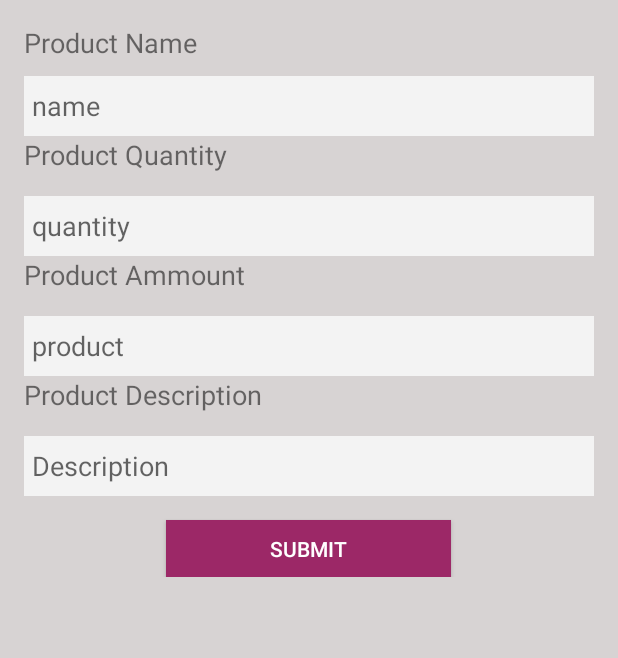
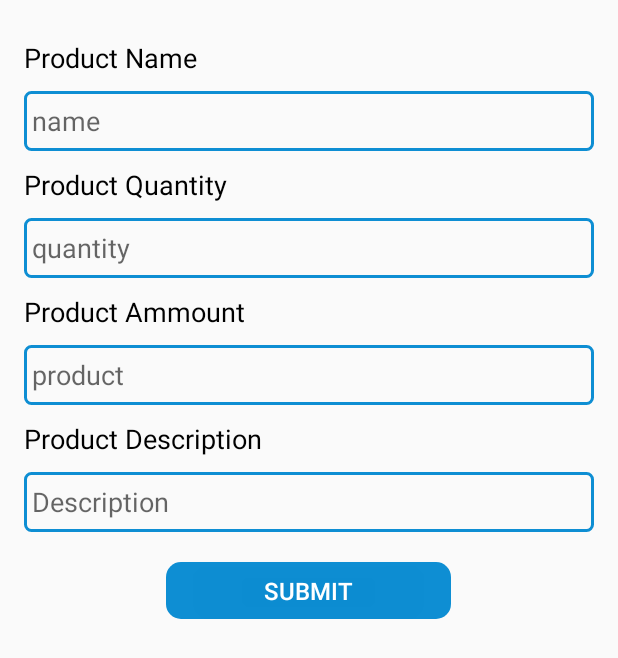
Before and after one commit to Chander-Shekhar-18/Print_India_Mart, an Android app: the EditProduct_Seller screen opened directly, with no data from a screen before it, on a phone screen of 412 x 824 dp. Shown: the top 658 px of the screen. Run offline under Robolectric (Android 15) with nearby library versions, the phone set to English and light mode, and no system bars; Roboto replaces fonts that are not available here; 5 statements that could not run were skipped.

Commit message:
Product Seller

```diff
--- a/app/src/main/res/layout/activity_edit__banner.xml
+++ b/app/src/main/res/layout/activity_edit__banner.xml
@@ -5,30 +5,35 @@
     android:layout_width="match_parent"
     android:layout_height="match_parent"
     tools:context="com.zaptas.printindiamart.seller.Update_Banner">
+
     <LinearLayout
+        android:id="@+id/l1"
         android:layout_width="match_parent"
+        android:layout_height="match_parent"
         android:gravity="center"
-        android:id="@+id/l1"
-        android:orientation="vertical"
-        android:layout_height="match_parent">
+        android:orientation="vertical">
+
         <TextView
-            android:background="#ffffff"
-            android:layout_width="wrap_content"
+            android:layout_width="180dp"
+            android:layout_height="wrap_content"
+            android:layout_marginLeft="50dp"
+            android:layout_marginRight="50dp"
+            android:background="@drawable/edt_text"
+            android:drawableLeft="@drawable/upload"
+            android:onClick="upload_image"
             android:text=" Image Upload"
-            android:onClick="upload_image"
+
             android:textSize="20dp"
-            android:textStyle="bold"
-            android:layout_height="wrap_content"
-            android:layout_gravity="center"
-            android:drawableLeft="@drawable/upload"/>
+            android:textStyle="bold" />
 
         <Button
+            android:layout_width="150dp"
+            android:layout_height="60dp"
+            android:layout_margin="30dp"
             android:layout_marginTop="50dp"
-            android:layout_width="150dp"
-            android:layout_margin="30dp"
+            android:background="@drawable/custom_button"
             android:text="Submit"
             android:textColor="#ffffff"
-            android:background="#9c2867"
-            android:layout_height="60dp" />
+            android:textSize="16sp" />
     </LinearLayout>
 </RelativeLayout>
--- a/app/src/main/res/layout/activity_edit_product__seller.xml
+++ b/app/src/main/res/layout/activity_edit_product__seller.xml
@@ -1,143 +1,112 @@
 <?xml version="1.0" encoding="utf-8"?>
-<ScrollView
-    xmlns:android="http://schemas.android.com/apk/res/android"
+<ScrollView xmlns:android="http://schemas.android.com/apk/res/android"
     xmlns:tools="http://schemas.android.com/tools"
     android:id="@+id/scrollView1"
     android:layout_width="fill_parent"
-    android:background="#d7d3d3"
-    android:layout_height="fill_parent" >
+    android:layout_height="fill_parent">
+
     <LinearLayout
-
         android:layout_width="fill_parent"
         android:layout_height="fill_parent"
+        android:orientation="vertical">
 
-        android:orientation="vertical"
-        >
-
-
-
-
-
-
-        <LinearLayout android:layout_width="fill_parent"
+        <LinearLayout
+            android:layout_width="fill_parent"
             android:layout_height="fill_parent"
             android:layout_marginLeft="16dp"
             android:layout_marginTop="16dp"
             android:layout_marginRight="16dp"
             android:layout_marginBottom="30dp"
-            android:orientation="vertical"
+            android:orientation="vertical">
 
-            >
             <TextView
                 android:layout_width="wrap_content"
                 android:layout_height="wrap_content"
                 android:text="Product Name"
-                android:textSize="18sp"
+                android:layout_marginTop="10dp"
+                android:textColor="#000"
+                android:textSize="18sp" />
 
-                />
-            <EditText android:layout_width="fill_parent"
+            <EditText
                 android:id="@+id/pname"
+                android:layout_width="fill_parent"
                 android:layout_height="40dp"
+                android:layout_marginTop="10dp"
+                android:background="@drawable/edt_text"
                 android:hint="name"
-                android:background="#f3f3f3"
-                android:paddingLeft="5dp"
-                android:layout_marginTop="10dp"/>
+                android:paddingLeft="5dp" />
+
             <TextView
                 android:layout_width="wrap_content"
                 android:layout_height="wrap_content"
                 android:text="Product Quantity"
-                android:textSize="18sp"
+                android:layout_marginTop="10dp"
+                android:textColor="#000"
+                android:textSize="18sp" />
 
-                />
+            <EditText
+                android:id="@+id/pquantity"
+                android:layout_width="fill_parent"
+                android:layout_height="40dp"
+                android:layout_marginTop="10dp"
+                android:background="@drawable/edt_text"
+                android:hint="quantity"
+                android:paddingLeft="5dp" />
 
-            <EditText android:layout_width="fill_parent"
-                android:layout_height="40dp"
-                android:hint="quantity"
-                android:id="@+id/pquantity"
-                android:background="#f3f3f3"
-                android:paddingLeft="5dp"
-                android:layout_marginTop="15dp"/>
             <TextView
                 android:layout_width="wrap_content"
                 android:layout_height="wrap_content"
                 android:text="Product Ammount"
+                android:layout_marginTop="10dp"
                 android:textSize="18sp"
+                android:textColor="#000"
+                />
 
-                />
-            <EditText android:layout_width="fill_parent"
+            <EditText
+                android:id="@+id/ammount"
+                android:layout_width="fill_parent"
                 android:layout_height="40dp"
+                android:layout_marginTop="10dp"
+                android:background="@drawable/edt_text"
                 android:hint="product"
-                android:id="@+id/ammount"
-                android:background="#f3f3f3"
-                android:paddingLeft="5dp"
-                android:layout_marginTop="15dp"/>
+                android:paddingLeft="5dp" />
+
             <TextView
                 android:layout_width="wrap_content"
                 android:layout_height="wrap_content"
                 android:text="Product Description"
                 android:textSize="18sp"
-
-                />
-            <EditText android:layout_width="fill_parent"
-                android:layout_height="40dp"
-                android:hint="Description"
-                android:id="@+id/desc"
-                android:background="#f3f3f3"
-                android:paddingLeft="5dp"
-                android:layout_marginTop="15dp"/>
-
-          <!--  <TextView
-                android:layout_width="wrap_content"
-                android:layout_height="wrap_content"
-                android:text="Category"
-                android:textSize="18sp"
-
-                />
-            <EditText android:layout_width="fill_parent"
-                android:layout_height="40dp"
-                android:hint="category"
-                android:background="#f3f3f3"
-                android:paddingLeft="5dp"
-                android:layout_marginTop="15dp"/>
-
-
-
-            <TextView
-                android:layout_width="wrap_content"
-                android:layout_height="wrap_content"
-                android:text="Address"
-                android:textSize="18sp"
-
+                android:layout_marginTop="10dp"
+                android:textColor="#000"
                 />
 
-
-            <EditText android:layout_width="fill_parent"
+            <EditText
+                android:id="@+id/desc"
+                android:layout_width="fill_parent"
                 android:layout_height="40dp"
-                android:hint="address"
-                android:background="#f3f3f3"
-                android:paddingLeft="5dp"
-                android:layout_marginTop="15dp"/>
--->
-
-
-            <Button android:layout_width="190dp"
+                android:layout_marginTop="10dp"
+                android:background="@drawable/edt_text"
+                android:hint="Description"
+                android:paddingLeft="5dp" />
+            <Button
+                android:layout_width="190dp"
                 android:layout_height="38dp"
                 android:layout_gravity="center_horizontal"
-                android:layout_marginTop="16dp"
+                android:layout_marginTop="20dp"
+                android:background="@drawable/custom_button"
+                android:onClick="update_data"
                 android:text="submit"
-                android:onClick="update_data"
-                android:textColor="#fff"
-                android:background="#9c2867"/>
+                android:textSize="16sp"
+                android:textColor="#fff" />
 
         </LinearLayout>
 
-        <LinearLayout android:layout_width="fill_parent"
+        <LinearLayout
+            android:layout_width="fill_parent"
             android:layout_height="wrap_content"
             android:orientation="vertical"
 
             >
-
-
 
 
         </LinearLayout>
@@ -146,5 +115,4 @@
     </LinearLayout>
 
 
-
 </ScrollView>
```
